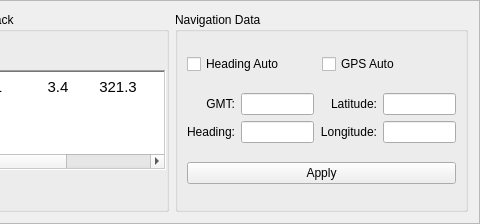
Qt form RadarArhanud-2020/framebottom.ui (MiftahSalam/RadarArhanud-2020) before a commit; both pictures show x 473 to 953 and y 0 to 224 of the 953 by 224 pixel window.
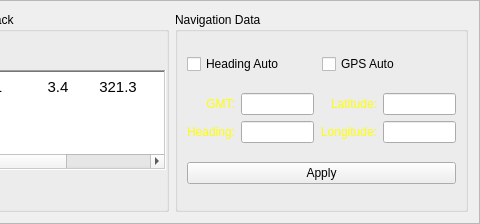
The same form after that commit.

The edit to the form file:
```diff
--- a/RadarArhanud-2020/framebottom.ui
+++ b/RadarArhanud-2020/framebottom.ui
@@ -491,6 +491,9 @@
               <property name="layoutDirection">
                <enum>Qt::LeftToRight</enum>
               </property>
+              <property name="styleSheet">
+               <string notr="true">color: yellow;</string>
+              </property>
               <property name="text">
                <string>GMT:</string>
               </property>
@@ -501,6 +504,9 @@
             </item>
             <item>
              <widget class="QLabel" name="label">
+              <property name="styleSheet">
+               <string notr="true">color: yellow;</string>
+              </property>
               <property name="text">
                <string>Heading:</string>
               </property>
@@ -529,6 +535,9 @@
            <layout class="QVBoxLayout" name="verticalLayout_2">
             <item>
              <widget class="QLabel" name="label_4">
+              <property name="styleSheet">
+               <string notr="true">color: yellow;</string>
+              </property>
               <property name="text">
                <string>Latitude:</string>
               </property>
@@ -539,6 +548,9 @@
             </item>
             <item>
              <widget class="QLabel" name="label_3">
+              <property name="styleSheet">
+               <string notr="true">color: yellow;</string>
+              </property>
               <property name="text">
                <string>Longitude:</string>
               </property>
```
Left out of the diff: 14 changed lines with no effect on the pictures.
